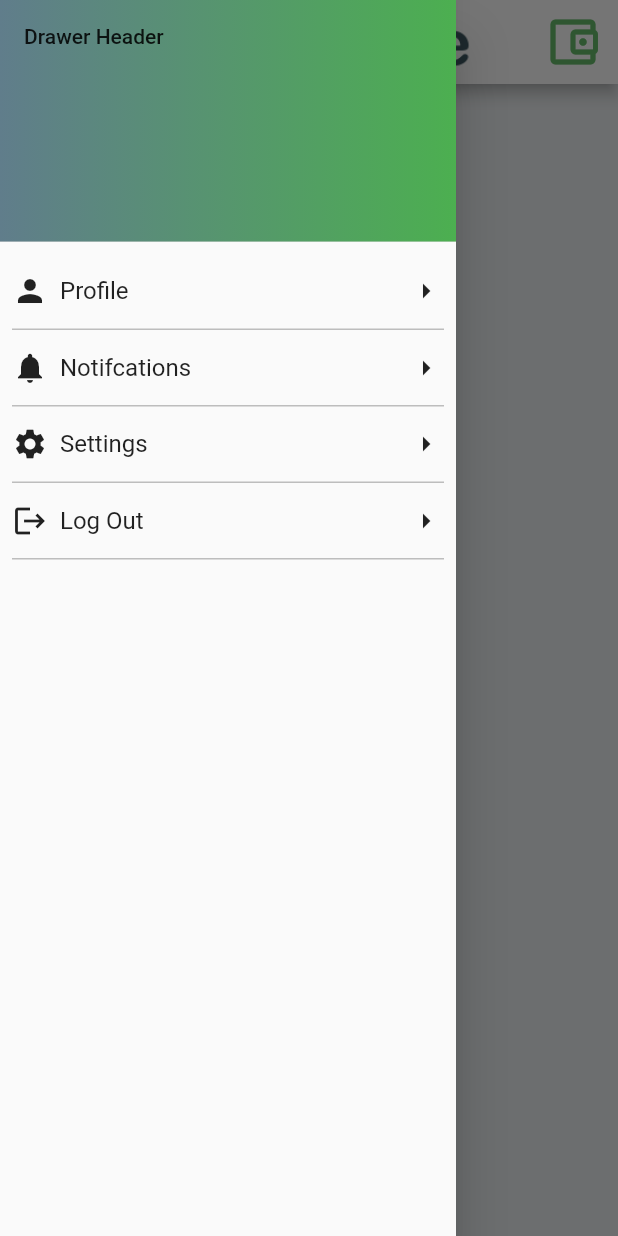
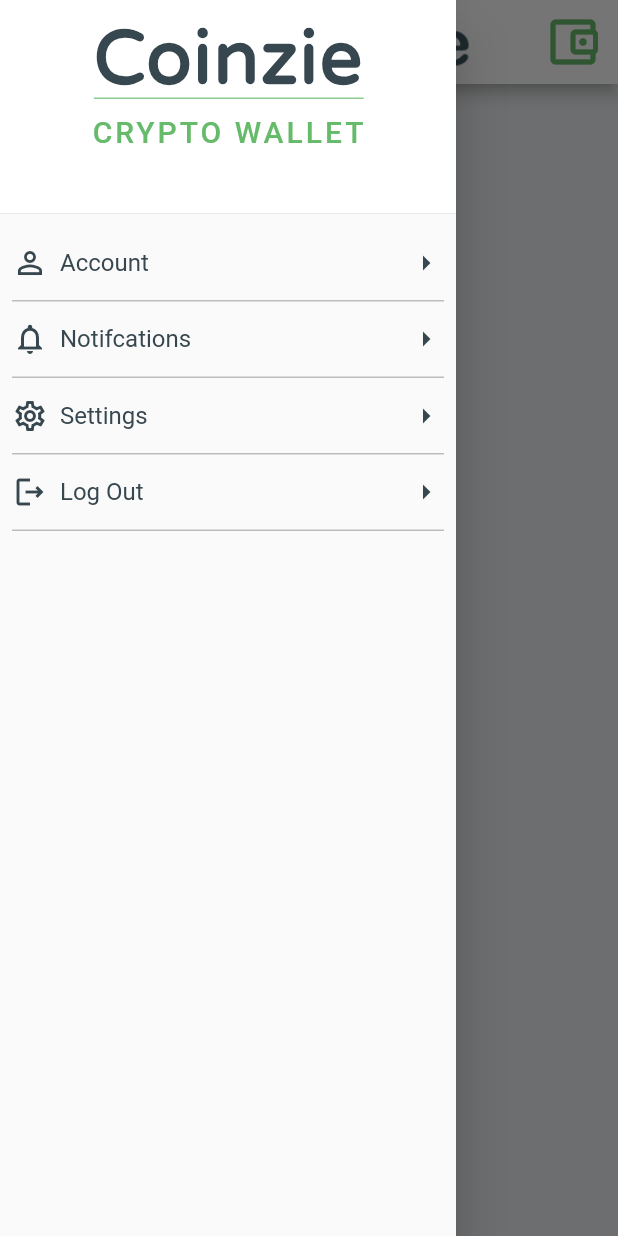
Before and after one commit to iamonesmo/coinzie-crypto-wallet, a Flutter app: the screen it shows after launch, with the side drawer open, on a phone screen of 412 x 824 dp. Run offline on Flutter 3.47's test engine with Material 2 defaults, Android fonts, the light colour scheme and no system bars.

Commit message:
added custom font, polished up drawer menu

```diff
--- a/lib/customListTile.dart
+++ b/lib/customListTile.dart
@@ -24,17 +24,24 @@ class CustomListTile extends StatelessWidget {
               children: [
                 Row(
                   children: [
-                    Icon(tileIcon),
+                    Icon(
+                      tileIcon,
+                      color: Colors.blueGrey.shade800,
+                    ),
                     Padding(
                       padding: const EdgeInsets.all(8.0),
                       child: Text(
                         tileText,
-                        style: TextStyle(fontSize: 16.0),
+                        style: TextStyle(
+                            fontSize: 16.0, color: Colors.blueGrey.shade800),
                       ),
                     )
                   ],
                 ),
-                Icon(Icons.arrow_right)
+                Icon(
+                  Icons.arrow_right,
+                  color: Colors.blueGrey.shade800,
+                )
               ],
             ),
           ),
--- a/lib/main.dart
+++ b/lib/main.dart
@@ -30,17 +30,45 @@ class _MainAppState extends State<MainApp> {
       drawer: Drawer(
         child: ListView(
           children: [
-            DrawerHeader(
-                decoration: BoxDecoration(
-                    gradient: LinearGradient(colors: <Color>[
-                  Colors.blueGrey.shade500,
-                  Colors.green.shade500,
-                ])),
-                child: Text('Drawer Header')),
-            CustomListTile(Icons.person, 'Profile', () {}),
-            CustomListTile(Icons.notifications, 'Notifcations', () {}),
-            CustomListTile(Icons.settings, 'Settings', () {}),
-            CustomListTile(Icons.logout, 'Log Out', () {})
+            Container(
+              height: 150,
+              child: DrawerHeader(
+                  decoration: BoxDecoration(
+                    color: Colors.white,
+                  ),
+                  child: Column(
+                    children: [
+                      Text(
+                        'Coinzie',
+                        style: TextStyle(
+                            shadows: [
+                              Shadow(
+                                  color: Colors.blueGrey.shade800,
+                                  offset: Offset(0, -7)),
+                            ],
+                            fontFamily: 'Varela Round',
+                            fontWeight: FontWeight.bold,
+                            fontSize: 50,
+                            color: Colors.transparent,
+                            decoration: TextDecoration.underline,
+                            decorationColor: Colors.green.shade400,
+                            decorationThickness: 0.3,
+                            letterSpacing: 1),
+                      ),
+                      Text(
+                        'CRYPTO WALLET',
+                        style: TextStyle(
+                            fontSize: 20.0,
+                            color: Colors.green.shade400,
+                            letterSpacing: 2),
+                      )
+                    ],
+                  )),
+            ),
+            CustomListTile(Icons.person_outline, 'Account', () {}),
+            CustomListTile(Icons.notifications_outlined, 'Notifcations', () {}),
+            CustomListTile(Icons.settings_outlined, 'Settings', () {}),
+            CustomListTile(Icons.logout_outlined, 'Log Out', () {})
           ],
         ),
       ),
@@ -62,7 +90,7 @@ class _MainAppState extends State<MainApp> {
           },
         ),
         backgroundColor: Colors.white,
-        title: Image.asset('assets/logo.png'),
+        title: Image.asset('assets/images/logo.png'),
         actions: [
           Padding(
             padding: const EdgeInsets.symmetric(horizontal: 10),
```
Also changed, not shown: pubspec.yaml (+6 -7 lines), assets/fonts/VarelaRound-Regular.ttf (added), assets/images/logo.png (renamed from assets/logo.png).
